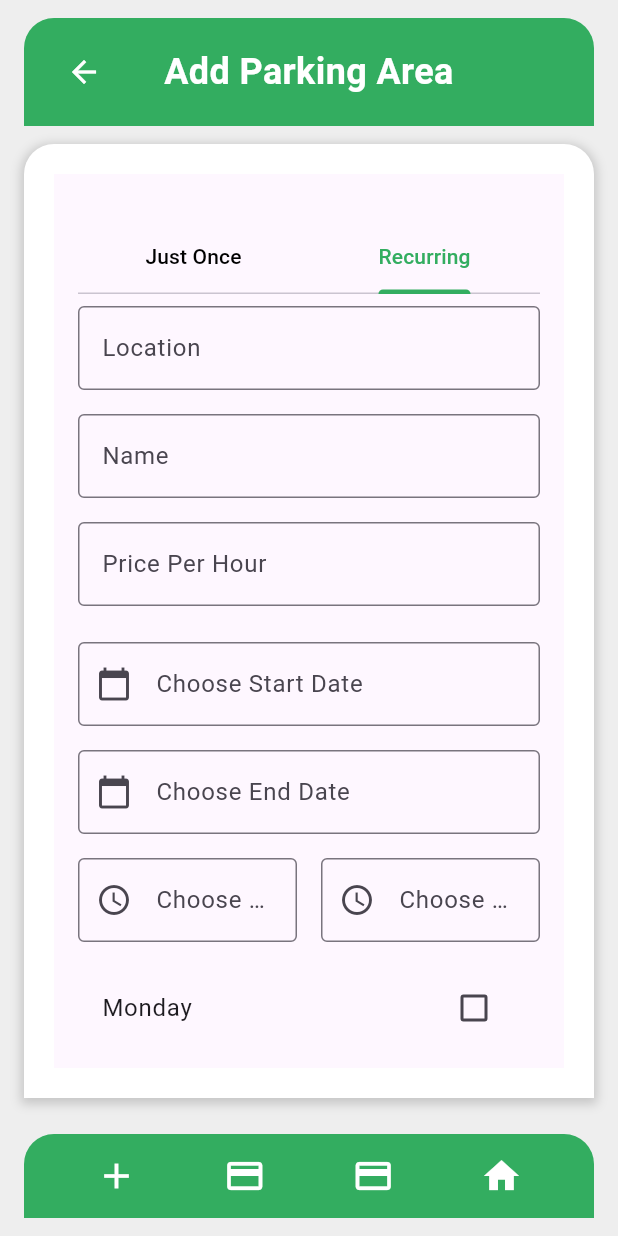
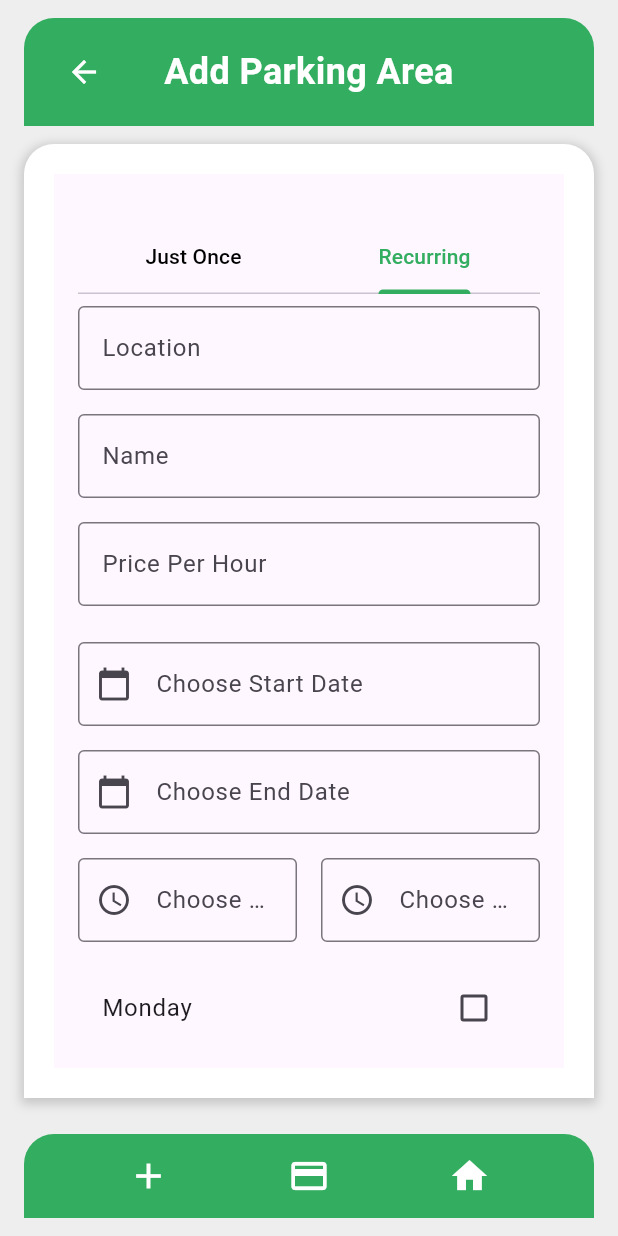
Before and after one commit to fatma4590/Hatgeback, a Flutter app: the BaseScreen screen opened directly with empty values, tab 2 chosen, on a phone screen of 412 x 824 dp. Run offline on Flutter 3.47's test engine with Material 3 defaults, Android fonts, the phone set to English and light mode, and no system bars; our stand-ins replace cloud_firestore, datetime_picker_formfield_new, dio, firebase_auth, firebase_core, isar and 1 more; accounts and stored records are empty; network calls fail.

Commit message:
momen to fatma aloooooooo

```diff
--- a/lib/widgets/base_screen.dart
+++ b/lib/widgets/base_screen.dart
@@ -171,14 +171,13 @@ class BaseScreen extends StatelessWidget {
  }*/
 import 'package:firebase_auth/firebase_auth.dart';
 import 'package:flutter/material.dart';
-import 'package:hatgeback/screens/CardDetailsScreen.dart';
+import 'package:hatgeback/payment/payscreen.dart';
 import 'package:hatgeback/screens/WalletScreen.dart';
 import 'package:hatgeback/screens/addpoint.dart';
 import 'package:hatgeback/screens/homepage.dart';
 import 'package:hatgeback/screens/loginscreen.dart';
 import 'package:hatgeback/screens/myparking.dart';
 import 'package:hatgeback/screens/userprofile.dart';
-import 'package:hatgeback/payment/payscreen.dart';
 
 class BaseScreen extends StatelessWidget {
   final Widget child;
@@ -268,12 +267,7 @@ class BaseScreen extends StatelessWidget {
               //     Navigator.pushNamed(context, myparking.id);
               //   },
               // ),
-              _buildFooterButton(
-                icon: Icons.credit_card,
-                onPressed: () {
-                  Navigator.pushNamed(context, CardDetailsScreen.id);
-                },
-              ),
+
               _buildFooterButton(
                 icon: Icons.payment,
                 onPressed: () {
@@ -431,7 +425,6 @@ class BaseScreen extends StatelessWidget {
               );
             },
           ),
-
         ],
       ),
     );
```
